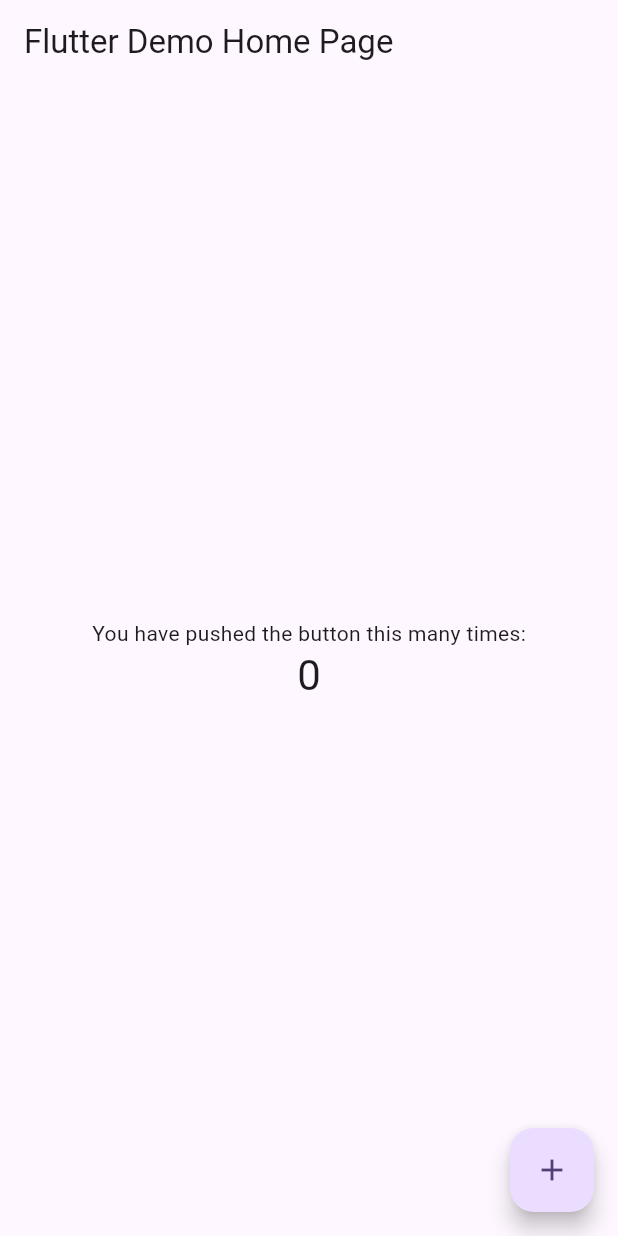
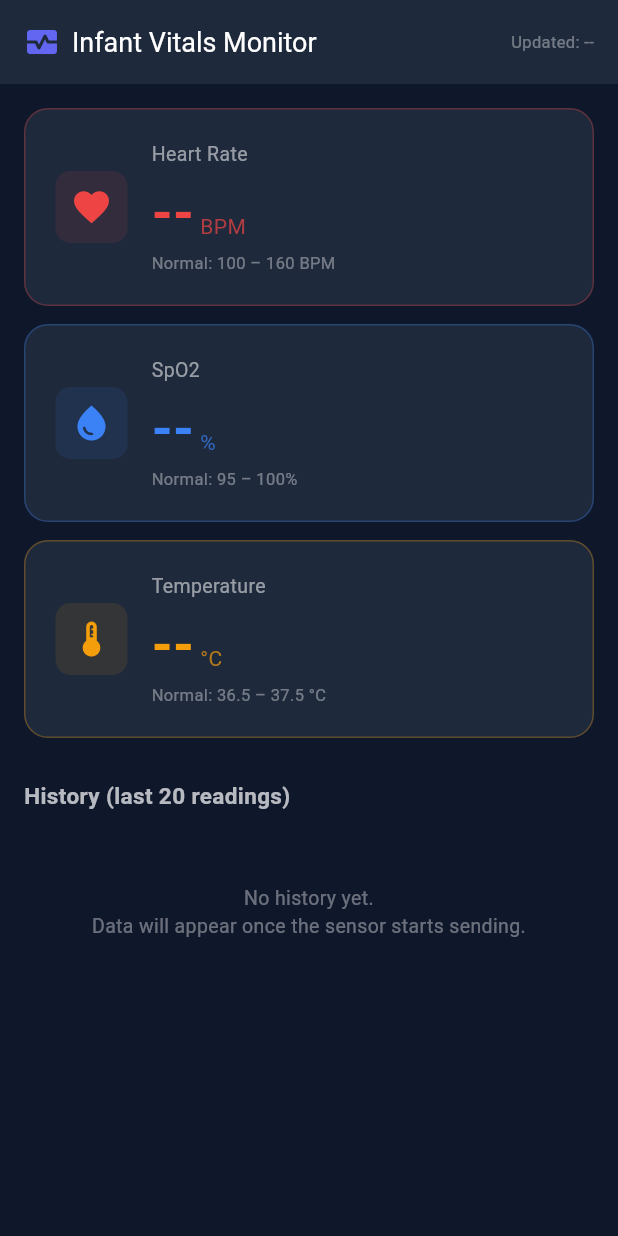
Before and after one commit to ayanamary-05/Infant-vitals-monitor, a Flutter app: the screen it shows after launch, on a phone screen of 412 x 824 dp. Run offline on Flutter 3.47's test engine with Material 3 defaults, Android fonts, the light colour scheme and no system bars; our stand-ins replace firebase_core, firebase_database, fl_chart; accounts and stored records are empty.

Commit message:
Updated Infant vitals monitor project

```diff
--- a/lib/main.dart
+++ b/lib/main.dart
@@ -1,16 +1,13 @@
 import 'package:flutter/material.dart';
 import 'package:firebase_core/firebase_core.dart';
 import 'firebase_options.dart';
+import 'screens/vital_screen.dart';
 
 void main() async {
   WidgetsFlutterBinding.ensureInitialized();
-
   await Firebase.initializeApp(
     options: DefaultFirebaseOptions.currentPlatform,
   );
-
-  print("Firebase is initialized!");
-
   runApp(const MyApp());
 }
 
@@ -20,55 +17,16 @@
   @override
   Widget build(BuildContext context) {
     return MaterialApp(
-      title: 'Flutter Demo',
-      theme: ThemeData(
-        colorScheme: ColorScheme.fromSeed(seedColor: Colors.deepPurple),
+      title: 'Infant Vitals Monitor',
+      debugShowCheckedModeBanner: false,
+      theme: ThemeData.dark().copyWith(
+        scaffoldBackgroundColor: const Color(0xFF0F172A),
+        colorScheme: const ColorScheme.dark(
+          primary: Color(0xFF6366F1),
+          surface: Color(0xFF1E293B),
+        ),
       ),
-      home: const MyHomePage(title: 'Flutter Demo Home Page'),
+      home: const VitalsScreen(),
     );
   }
 }
-
-class MyHomePage extends StatefulWidget {
-  const MyHomePage({super.key, required this.title});
-
-  final String title;
-
-  @override
-  State<MyHomePage> createState() => _MyHomePageState();
-}
-
-class _MyHomePageState extends State<MyHomePage> {
-  int _counter = 0;
-
-  void _incrementCounter() {
-    setState(() {
-      _counter++;
-    });
-  }
-
-  @override
-  Widget build(BuildContext context) {
-    return Scaffold(
-      appBar: AppBar(
-        title: Text(widget.title),
-      ),
-      body: Center(
-        child: Column(
-          mainAxisAlignment: MainAxisAlignment.center,
-          children: <Widget>[
-            const Text('You have pushed the button this many times:'),
-            Text(
-              '$_counter',
-              style: Theme.of(context).textTheme.headlineMedium,
-            ),
-          ],
-        ),
-      ),
-      floatingActionButton: FloatingActionButton(
-        onPressed: _incrementCounter,
-        child: const Icon(Icons.add),
-      ),
-    );
-  }
-}
--- /dev/null
+++ b/lib/screens/vital_screen.dart
@@ -0,0 +1,414 @@
+import 'package:flutter/material.dart';
+import 'package:firebase_database/firebase_database.dart';
+import 'package:fl_chart/fl_chart.dart';
+import 'package:intl/intl.dart';
+
+class VitalsScreen extends StatefulWidget {
+  const VitalsScreen({super.key});
+
+  @override
+  State<VitalsScreen> createState() => _VitalsScreenState();
+}
+
+class _VitalsScreenState extends State<VitalsScreen> {
+  final _vitalsRef = FirebaseDatabase.instance.ref('vitals/latest');
+  final _alertRef  = FirebaseDatabase.instance.ref('alerts');
+  final _historyRef = FirebaseDatabase.instance.ref('vitals/history');
+
+  // Current readings
+  double _heartRate   = 0;
+  double _spo2        = 0;
+  double _temperature = 0;
+  String _lastUpdated = '--';
+  bool   _alertActive = false;
+  String _alertMessage = '';
+
+  // Chart data
+  final List<FlSpot> _hrSpots   = [];
+  final List<FlSpot> _spo2Spots = [];
+  final List<FlSpot> _tempSpots = [];
+
+  @override
+  void initState() {
+    super.initState();
+    _listenVitals();
+    _listenAlerts();
+    _loadHistory();
+  }
+
+  void _listenVitals() {
+    _vitalsRef.onValue.listen((event) {
+      if (event.snapshot.value == null) return;
+      final data = Map<String, dynamic>.from(event.snapshot.value as Map);
+
+      setState(() {
+        _heartRate   = double.tryParse(data['heartRate'].toString())   ?? 0;
+        _spo2        = double.tryParse(data['spo2'].toString())        ?? 0;
+        _temperature = double.tryParse(data['temperature'].toString()) ?? 0;
+        _lastUpdated = DateFormat('hh:mm:ss a').format(DateTime.now());
+      });
+    });
+  }
+
+  void _listenAlerts() {
+    _alertRef.onValue.listen((event) {
+      if (event.snapshot.value == null) return;
+      final data = Map<String, dynamic>.from(event.snapshot.value as Map);
+
+      setState(() {
+        _alertActive  = data['active'] == true;
+        _alertMessage = data['message']?.toString() ?? '';
+      });
+    });
+  }
+
+  void _loadHistory() {
+    _historyRef.limitToLast(20).onValue.listen((event) {
+      if (event.snapshot.value == null) return;
+      final map = Map<String, dynamic>.from(event.snapshot.value as Map);
+
+      final entries = map.entries.toList();
+      setState(() {
+        _hrSpots.clear();
+        _spo2Spots.clear();
+        _tempSpots.clear();
+
+        for (int i = 0; i < entries.length; i++) {
+          final v = Map<String, dynamic>.from(entries[i].value as Map);
+          _hrSpots.add(FlSpot(i.toDouble(),
+              double.tryParse(v['heartRate'].toString()) ?? 0));
+          _spo2Spots.add(FlSpot(i.toDouble(),
+              double.tryParse(v['spo2'].toString()) ?? 0));
+          _tempSpots.add(FlSpot(i.toDouble(),
+              double.tryParse(v['temperature'].toString()) ?? 0));
+        }
+      });
+    });
+  }
+
+  @override
+  Widget build(BuildContext context) {
+    return Scaffold(
+      backgroundColor: const Color(0xFF0F172A),
+      appBar: AppBar(
+        backgroundColor: const Color(0xFF1E293B),
+        title: const Row(
+          children: [
+            Icon(Icons.monitor_heart, color: Color(0xFF6366F1)),
+            SizedBox(width: 8),
+            Text('Infant Vitals Monitor',
+                style: TextStyle(color: Colors.white, fontSize: 18)),
+          ],
+        ),
+        actions: [
+          Padding(
+            padding: const EdgeInsets.only(right: 16),
+            child: Center(
+              child: Text(
+                'Updated: $_lastUpdated',
+                style: const TextStyle(color: Colors.white38, fontSize: 11),
+              ),
+            ),
+          ),
+        ],
+      ),
+      body: SingleChildScrollView(
+        padding: const EdgeInsets.all(16),
+        child: Column(
+          crossAxisAlignment: CrossAxisAlignment.start,
+          children: [
+
+            // ── Alert Banner ──────────────────────────────────────────
+            if (_alertActive)
+              Container(
+                width: double.infinity,
+                margin: const EdgeInsets.only(bottom: 16),
+                padding: const EdgeInsets.all(14),
+                decoration: BoxDecoration(
+                  color: Colors.red.withOpacity(0.15),
+                  borderRadius: BorderRadius.circular(12),
+                  border: Border.all(color: Colors.redAccent),
+                ),
+                child: Row(
+                  children: [
+                    const Icon(Icons.warning_amber_rounded,
+                        color: Colors.redAccent, size: 22),
+                    const SizedBox(width: 10),
+                    Expanded(
+                      child: Text(
+                        _alertMessage,
+                        style: const TextStyle(
+                            color: Colors.redAccent, fontSize: 13),
+                      ),
+                    ),
+                  ],
+                ),
+              ),
+
+            // ── Vital Cards ───────────────────────────────────────────
+            _VitalCard(
+              label: 'Heart Rate',
+              value: _heartRate == 0 ? '--' : _heartRate.toStringAsFixed(0),
+              unit: 'BPM',
+              icon: Icons.favorite,
+              color: const Color(0xFFEF4444),
+              normalRange: '100 – 160 BPM',
+              isAlert: _heartRate > 0 &&
+                  (_heartRate < 100 || _heartRate > 160),
+            ),
+            const SizedBox(height: 12),
+            _VitalCard(
+              label: 'SpO2',
+              value: _spo2 == 0 ? '--' : _spo2.toStringAsFixed(1),
+              unit: '%',
+              icon: Icons.water_drop,
+              color: const Color(0xFF3B82F6),
+              normalRange: '95 – 100%',
+              isAlert: _spo2 > 0 && _spo2 < 95,
+            ),
+            const SizedBox(height: 12),
+            _VitalCard(
+              label: 'Temperature',
+              value: _temperature == 0
+                  ? '--'
+                  : _temperature.toStringAsFixed(1),
+              unit: '°C',
+              icon: Icons.thermostat,
+              color: const Color(0xFFF59E0B),
+              normalRange: '36.5 – 37.5 °C',
+              isAlert: _temperature > 0 &&
+                  (_temperature < 36.5 || _temperature > 37.5),
+            ),
+
+            // ── History Charts ────────────────────────────────────────
+            const SizedBox(height: 28),
+            const Text('History (last 20 readings)',
+                style: TextStyle(
+                    color: Colors.white70,
+                    fontSize: 15,
+                    fontWeight: FontWeight.w600)),
+            const SizedBox(height: 16),
+
+            if (_hrSpots.isNotEmpty) ...[
+              _ChartCard(
+                title: 'Heart Rate',
+                spots: _hrSpots,
+                color: const Color(0xFFEF4444),
+                minY: 60,
+                maxY: 200,
+                unit: 'BPM',
+              ),
+              const SizedBox(height: 14),
+              _ChartCard(
+                title: 'SpO2',
+                spots: _spo2Spots,
+                color: const Color(0xFF3B82F6),
+                minY: 85,
+                maxY: 100,
+                unit: '%',
+              ),
+              const SizedBox(height: 14),
+              _ChartCard(
+                title: 'Temperature',
+                spots: _tempSpots,
+                color: const Color(0xFFF59E0B),
+                minY: 35,
+                maxY: 40,
+                unit: '°C',
+              ),
+            ] else
+              const Center(
+                child: Padding(
+                  padding: EdgeInsets.all(32),
+                  child: Text(
+                    'No history yet.\nData will appear once the sensor starts sending.',
+                    textAlign: TextAlign.center,
+                    style: TextStyle(color: Colors.white38, fontSize: 13),
+                  ),
+                ),
+              ),
+          ],
+        ),
+      ),
+    );
+  }
+}
+
+// ── Vital Card Widget ────────────────────────────────────────────────────────
+
+class _VitalCard extends StatelessWidget {
+  final String label, value, unit, normalRange;
+  final IconData icon;
+  final Color color;
+  final bool isAlert;
+
+  const _VitalCard({
+    required this.label,
+    required this.value,
+    required this.unit,
+    required this.icon,
+    required this.color,
+    required this.normalRange,
+    this.isAlert = false,
+  });
+
+  @override
+  Widget build(BuildContext context) {
+    return AnimatedContainer(
+      duration: const Duration(milliseconds: 400),
+      padding: const EdgeInsets.all(20),
+      decoration: BoxDecoration(
+        color: const Color(0xFF1E293B),
+        borderRadius: BorderRadius.circular(16),
+        border: Border.all(
+          color: isAlert ? Colors.redAccent : color.withOpacity(0.3),
+          width: isAlert ? 1.5 : 1,
+        ),
+        boxShadow: isAlert
+            ? [BoxShadow(color: Colors.red.withOpacity(0.2), blurRadius: 12)]
+            : [],
+      ),
+      child: Row(
+        children: [
+          Container(
+            padding: const EdgeInsets.all(10),
+            decoration: BoxDecoration(
+              color: color.withOpacity(0.1),
+              borderRadius: BorderRadius.circular(10),
+            ),
+            child: Icon(icon, color: color, size: 28),
+          ),
+          const SizedBox(width: 16),
+          Expanded(
+            child: Column(
+              crossAxisAlignment: CrossAxisAlignment.start,
+              children: [
+                Text(label,
+                    style: const TextStyle(
+                        color: Colors.white54, fontSize: 13)),
+                const SizedBox(height: 4),
+                Row(
+                  crossAxisAlignment: CrossAxisAlignment.end,
+                  children: [
+                    Text(value,
+                        style: TextStyle(
+                            color: isAlert ? Colors.redAccent : color,
+                            fontSize: 36,
+                            fontWeight: FontWeight.bold)),
+                    const SizedBox(width: 4),
+                    Padding(
+                      padding: const EdgeInsets.only(bottom: 6),
+                      child: Text(unit,
+                          style: TextStyle(
+                              color: isAlert
+                                  ? Colors.redAccent
+                                  : color.withOpacity(0.7),
+                              fontSize: 14)),
+                    ),
+                  ],
+                ),
+                Text('Normal: $normalRange',
+                    style: const TextStyle(
+                        color: Colors.white38, fontSize: 11)),
+              ],
+            ),
+          ),
+          if (isAlert)
+            const Icon(Icons.warning_amber_rounded,
+                color: Colors.redAccent, size: 22),
+        ],
+      ),
+    );
+  }
+}
+
+// ── Chart Card Widget ────────────────────────────────────────────────────────
+
+class _ChartCard extends StatelessWidget {
+  final String title, unit;
+  final List<FlSpot> spots;
+  final Color color;
+  final double minY, maxY;
+
+  const _ChartCard({
+    required this.title,
+    required this.spots,
+    required this.color,
+    required this.minY,
+    required this.maxY,
+    required this.unit,
+  });
+
+  @override
+  Widget build(BuildContext context) {
+    return Container(
+      padding: const EdgeInsets.fromLTRB(12, 16, 16, 8),
+      decoration: BoxDecoration(
+        color: const Color(0xFF1E293B),
+        borderRadius: BorderRadius.circular(16),
+        border: Border.all(color: color.withOpacity(0.2)),
+      ),
+      child: Column(
+        crossAxisAlignment: CrossAxisAlignment.start,
+        children: [
+          Text(title,
+              style: TextStyle(
+                  color: color,
+                  fontSize: 13,
+                  fontWeight: FontWeight.w600)),
+          const SizedBox(height: 12),
+          SizedBox(
+            height: 100,
+            child: LineChart(
+              LineChartData(
+                minY: minY,
+                maxY: maxY,
+                gridData: FlGridData(
+                  show: true,
+                  drawVerticalLine: false,
+                  getDrawingHorizontalLine: (_) => FlLine(
+                    color: Colors.white10,
+                    strokeWidth: 0.5,
+                  ),
+                ),
+                borderData: FlBorderData(show: false),
+                titlesData: FlTitlesData(
+                  leftTitles: AxisTitles(
+                    sideTitles: SideTitles(
+                      showTitles: true,
+                      reservedSize: 36,
+                      getTitlesWidget: (val, _) => Text(
+                        val.toStringAsFixed(0),
+                        style: const TextStyle(
+                            color: Colors.white38, fontSize: 10),
+                      ),
+                    ),
+                  ),
+                  bottomTitles: const AxisTitles(
+                      sideTitles: SideTitles(showTitles: false)),
+                  rightTitles: const AxisTitles(
+                      sideTitles: SideTitles(showTitles: false)),
+                  topTitles: const AxisTitles(
+                      sideTitles: SideTitles(showTitles: false)),
+                ),
+                lineBarsData: [
+                  LineChartBarData(
+                    spots: spots,
+                    isCurved: true,
+                    color: color,
+                    barWidth: 2,
+                    dotData: const FlDotData(show: false),
+                    belowBarData: BarAreaData(
+                      show: true,
+                      color: color.withOpacity(0.08),
+                    ),
+                  ),
+                ],
+              ),
+            ),
+          ),
+        ],
+      ),
+    );
+  }
+}
```
Also changed, not shown: pubspec.yaml (+15 -69 lines), pubspec.lock, 4 other files.
